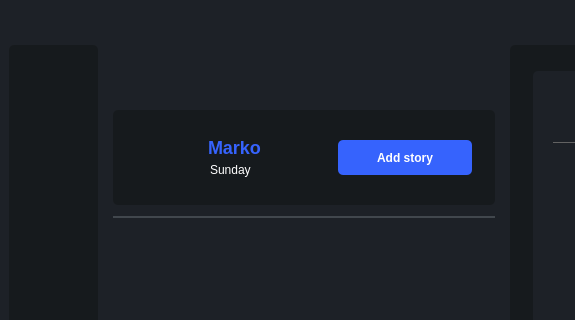
Old version of the form mainwindow.ui in the repository MarkoSami/ChatVibes; both pictures show x 0 to 575 and y 0 to 320 of the 1225 by 619 pixel window.
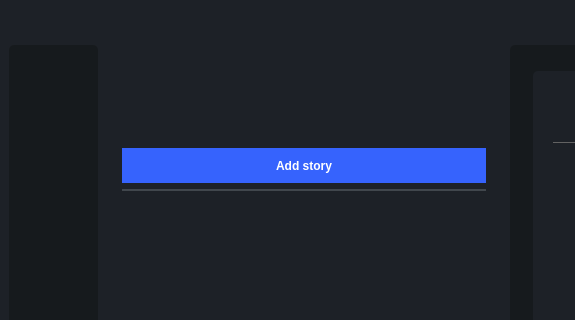
New version of the form. The open tabs and pages were chosen to show the change. Icons and pictures are not drawn.

Diff of the .ui file:
```diff
--- a/mainwindow.ui
+++ b/mainwindow.ui
@@ -847,6 +847,9 @@
       <widget class="QWidget" name="page_7">
        <layout class="QVBoxLayout" name="verticalLayout_14">
         <item>
+         <widget class="QGroupBox" name="verticalGroupBox">
+          <layout class="QVBoxLayout" name="verticalLayout_19">
+           <item>
          <widget class="QGroupBox" name="backBtnGBX">
           <property name="sizePolicy">
            <sizepolicy hsizetype="Preferred" vsizetype="Fixed">
@@ -900,107 +903,40 @@
          </widget>
         </item>
         <item>
-         <widget class="QGroupBox" name="horizontalGroupBox">
+            <widget class="QGroupBox" name="horizontalGroupBox_3">
           <property name="sizePolicy">
            <sizepolicy hsizetype="Preferred" vsizetype="Fixed">
             <horstretch>0</horstretch>
             <verstretch>0</verstretch>
            </sizepolicy>
           </property>
-          <property name="minimumSize">
-           <size>
-            <width>0</width>
-            <height>50</height>
-           </size>
-          </property>
-          <property name="maximumSize">
-           <size>
-            <width>16777215</width>
-            <height>95</height>
-           </size>
-          </property>
-          <property name="styleSheet">
-           <string notr="true">background-color:#161a1d;
-border-radius:5px;
-padding:3px;</string>
-          </property>
-          <layout class="QHBoxLayout" name="horizontalLayout_6">
-           <property name="leftMargin">
-            <number>20</number>
-           </property>
-           <property name="topMargin">
-            <number>10</number>
-           </property>
-           <property name="rightMargin">
-            <number>20</number>
-           </property>
-           <property name="bottomMargin">
-            <number>10</number>
-           </property>
-           <item>
-            <widget class="QLabel" name="label_3">
-             <property name="sizePolicy">
-              <sizepolicy hsizetype="Fixed" vsizetype="Preferred">
-               <horstretch>0</horstretch>
-               <verstretch>0</verstretch>
-              </sizepolicy>
-             </property>
-             <property name="minimumSize">
-              <size>
-               <width>55</width>
-               <height>0</height>
-              </size>
-             </property>
-             <property name="styleSheet">
-              <string notr="true">image: url(:/imgs/user (1).png);</string>
-             </property>
-             <property name="text">
-              <string/>
-             </property>
+             <layout class="QVBoxLayout" name="verticalLayout_15"/>
             </widget>
            </item>
            <item>
-            <widget class="QGroupBox" name="verticalGroupBox">
-             <layout class="QVBoxLayout" name="verticalLayout_15">
-              <property name="spacing">
-               <number>1</number>
-              </property>
-              <property name="leftMargin">
-               <number>0</number>
-              </property>
-              <property name="rightMargin">
-               <number>0</number>
-              </property>
-              <item>
-               <widget class="QLabel" name="label_5">
-                <property name="styleSheet">
-                 <string notr="true">color:#3663fd;
-font-size:18px;
-font-weight:bold;
-</string>
-                </property>
-                <property name="text">
-                 <string>Marko</string>
-                </property>
-               </widget>
-              </item>
-              <item>
-               <widget class="QLabel" name="label_6">
-                <property name="styleSheet">
-                 <string notr="true">font-size:12px;
-margin-left:4px;
-color:white;</string>
-                </property>
-                <property name="text">
-                 <string>Sunday</string>
-                </property>
-               </widget>
-              </item>
-             </layout>
-            </widget>
+            <spacer name="verticalSpacer_7">
+             <property name="orientation">
+              <enum>Qt::Vertical</enum>
+             </property>
+             <property name="sizeType">
+              <enum>QSizePolicy::Fixed</enum>
+             </property>
+             <property name="sizeHint" stdset="0">
+              <size>
+               <width>20</width>
+               <height>5</height>
+              </size>
+             </property>
+            </spacer>
            </item>
            <item>
             <widget class="QPushButton" name="pushButton_8">
+             <property name="sizePolicy">
+              <sizepolicy hsizetype="Minimum" vsizetype="Fixed">
+               <horstretch>0</horstretch>
+               <verstretch>0</verstretch>
+              </sizepolicy>
+             </property>
              <property name="minimumSize">
               <size>
                <width>0</width>
@@ -1020,27 +956,8 @@
              </property>
             </widget>
            </item>
-          </layout>
-         </widget>
-        </item>
         <item>
-         <spacer name="verticalSpacer_7">
-          <property name="orientation">
-           <enum>Qt::Vertical</enum>
-          </property>
-          <property name="sizeType">
-           <enum>QSizePolicy::Fixed</enum>
-          </property>
-          <property name="sizeHint" stdset="0">
-           <size>
-            <width>20</width>
-            <height>5</height>
-           </size>
-          </property>
-         </spacer>
-        </item>
-        <item>
-         <widget class="QGroupBox" name="verticalGroupBox">
+            <widget class="QGroupBox" name="verticalGroupBox_4">
           <property name="sizePolicy">
            <sizepolicy hsizetype="Preferred" vsizetype="Fixed">
             <horstretch>0</horstretch>
@@ -1122,8 +1039,8 @@
             <rect>
              <x>0</x>
              <y>0</y>
-             <width>378</width>
-             <height>381</height>
+                <width>364</width>
+                <height>386</height>
             </rect>
            </property>
            <layout class="QVBoxLayout" name="verticalLayout_18">
@@ -1140,6 +1057,9 @@
             </item>
            </layout>
           </widget>
+            </widget>
+           </item>
+          </layout>
          </widget>
         </item>
        </layout>
```
Left out of the diff: 12 changed lines with no effect on the pictures. Lines whose indentation alone changed are shown as unchanged.
